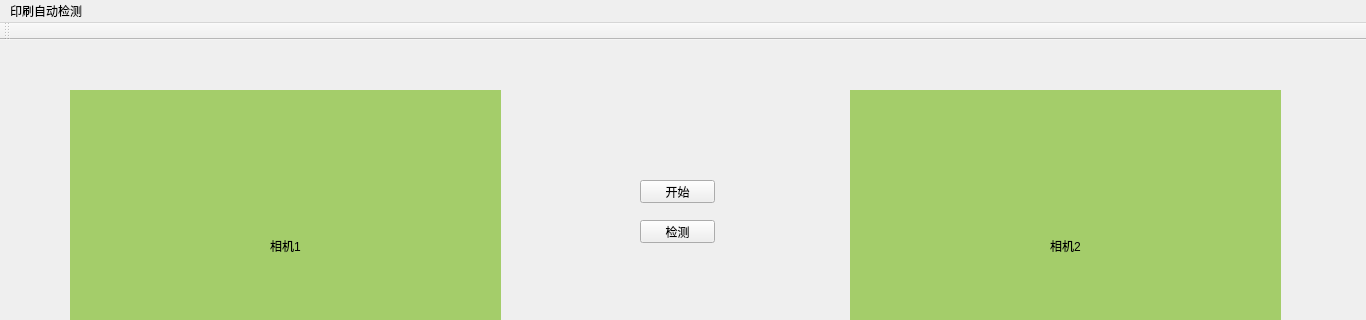
Old version of the form Lens_Ring/mainwindow.ui in the repository MacavityT/LensRing; both pictures show x 0 to 1366 and y 0 to 320 of the 1366 by 768 pixel window.
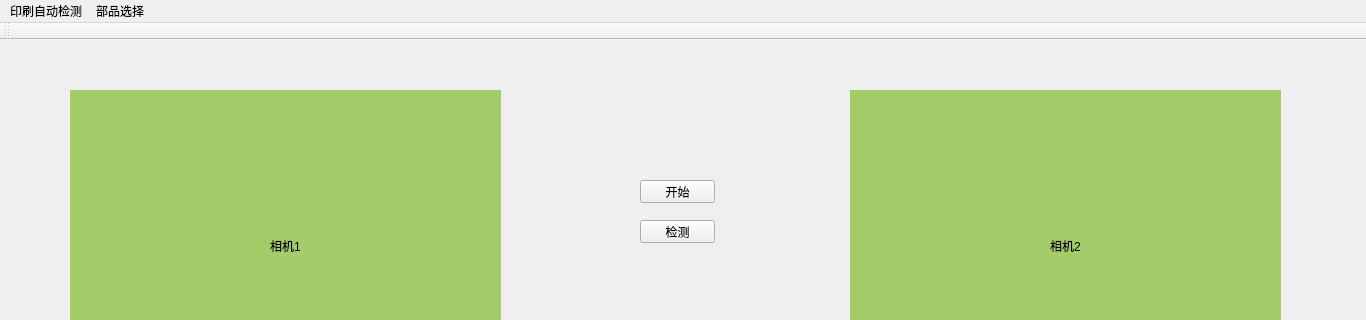
New version of the form.

Patch:
```diff
--- a/Lens_Ring/mainwindow.ui
+++ b/Lens_Ring/mainwindow.ui
@@ -137,7 +137,16 @@
     <addaction name="actionCMD"/>
     <addaction name="actionMODEL"/>
    </widget>
+   <widget class="QMenu" name="menu_2">
+    <property name="title">
+     <string>部品选择</string>
+    </property>
+    <addaction name="actionPART1"/>
+    <addaction name="actionPART2"/>
+    <addaction name="actionPART3"/>
+   </widget>
    <addaction name="menu"/>
+   <addaction name="menu_2"/>
   </widget>
   <widget class="QToolBar" name="mainToolBar">
    <attribute name="toolBarArea">
```
Left out of the diff: 21 changed lines with no effect on the pictures.
